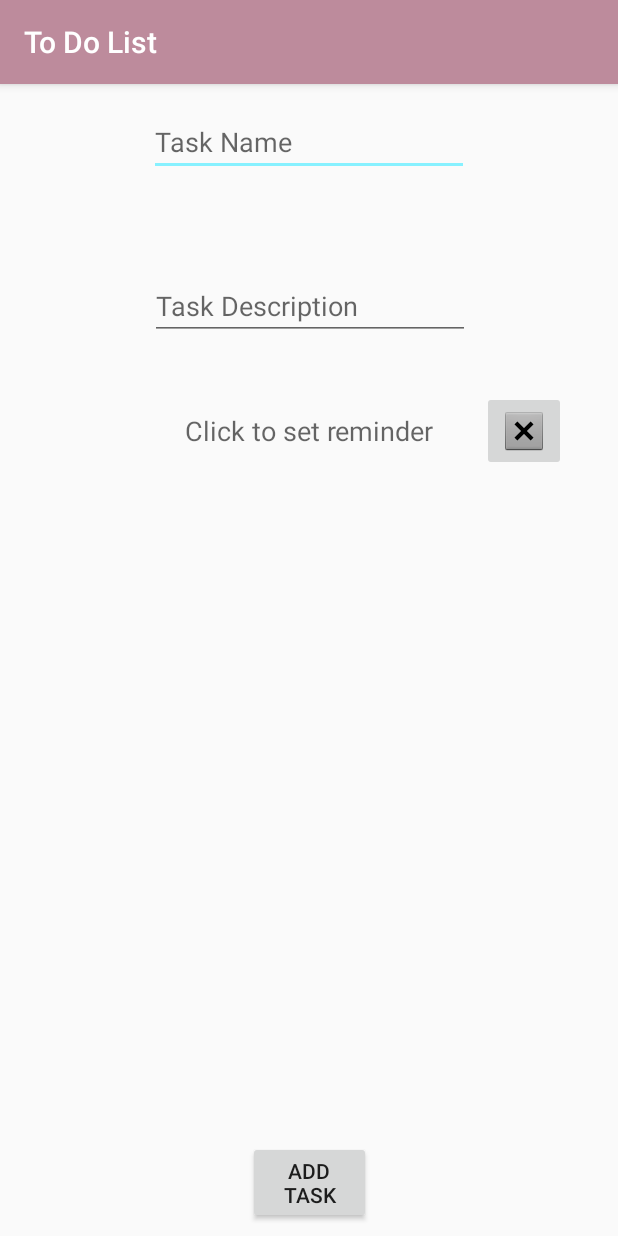
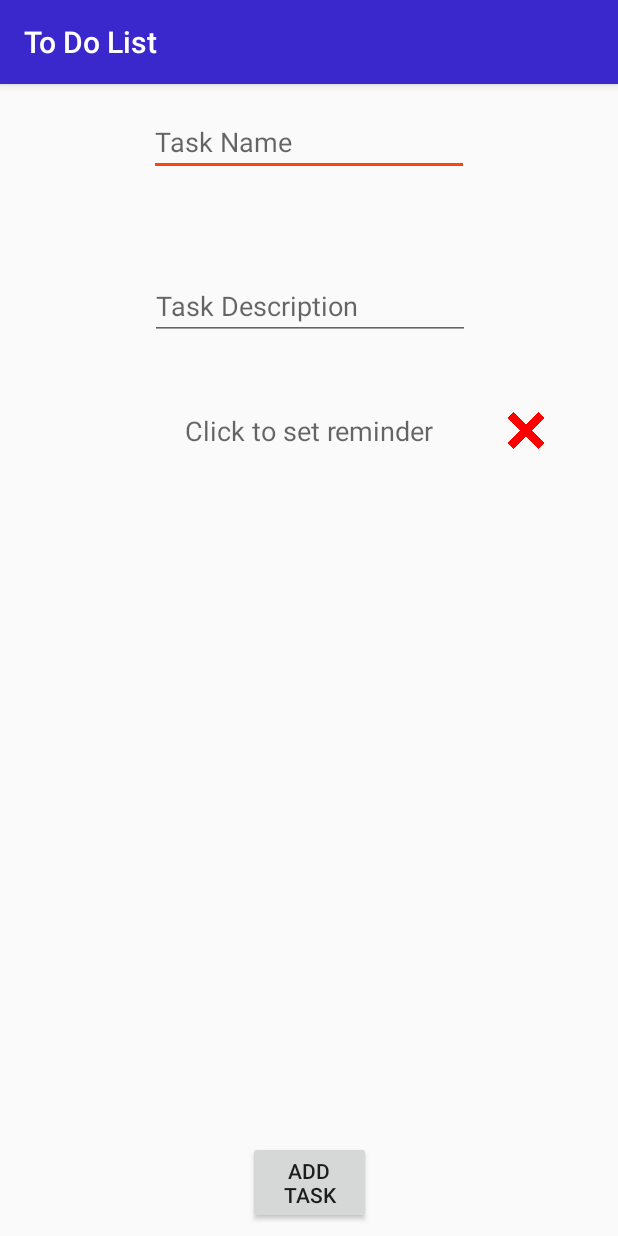
Before and after one commit to AFed29/android-todo-list, an Android app: the AddTaskActivity screen opened directly, with no data from a screen before it, on a phone screen of 412 x 824 dp. Run offline under Robolectric (Android 15) with nearby library versions, the phone set to English and light mode, and no system bars.

Commit message:
Minor visual tweaks and colour change

```diff
--- a/app/src/main/java/com/example/alex/todolist/Activities/TaskInfoActivity.java
+++ b/app/src/main/java/com/example/alex/todolist/Activities/TaskInfoActivity.java
@@ -127,6 +127,10 @@ public class TaskInfoActivity extends AppCompatActivity implements DatePickerDia
             String edited_name = taskName.getText().toString();
             String edited_description = taskDescription.getText().toString();
 
+            if (edited_name.trim().equals("") || edited_name.isEmpty()) {
+                Toast.makeText(this, "Please Enter a task name", Toast.LENGTH_LONG).show();
+            } else {
+
                 task.setName(edited_name);
                 task.setDescription(edited_description);
                 task.setReminderDateTime(reminderDateTime);
@@ -148,6 +152,7 @@ public class TaskInfoActivity extends AppCompatActivity implements DatePickerDia
 
                 Toast.makeText(this, task.getTaskName() + " updated", Toast.LENGTH_LONG).show();
                 finish();
+            }
         } else {
             editing = true;
             updateButton.setText(R.string.update_task_button_text);
--- a/app/src/main/java/com/example/alex/todolist/Notifications/TaskNotification.java
+++ b/app/src/main/java/com/example/alex/todolist/Notifications/TaskNotification.java
@@ -50,7 +50,7 @@ public class TaskNotification {
         builder.setPriority(Notification.PRIORITY_HIGH);
         if (Build.VERSION.SDK_INT >= 21) builder.setVibrate(new long[0]);
         builder.setSound(RingtoneManager.getDefaultUri(RingtoneManager.TYPE_NOTIFICATION));
-        builder.setLights(Color.BLUE, 500, 500);
+        builder.setLights(Color.MAGENTA, 500, 500);
         builder.setVibrate(new long[] {0, 500, 500});
         return builder.build();
     }
--- a/app/src/main/res/layout/activity_add_task.xml
+++ b/app/src/main/res/layout/activity_add_task.xml
@@ -57,7 +57,7 @@
         android:layout_marginEnd="8dp"
         android:layout_marginStart="8dp"
         android:layout_marginTop="48dp"
-        android:hint="Click to set reminder"
+        android:hint="@string/click_to_set_reminder_hint"
         android:onClick="onDateClicked"
         android:textColor="@color/textColor"
         android:textSize="18sp"
@@ -67,16 +67,18 @@
 
     <ImageButton
         android:id="@+id/time_delete_button"
-        android:layout_width="wrap_content"
-        android:layout_height="53dp"
+        android:layout_width="0dp"
+        android:layout_height="0dp"
         android:layout_marginEnd="8dp"
         android:layout_marginStart="8dp"
+        android:background="@null"
         android:onClick="onDateTimeDeleteClicked"
+        android:scaleType="fitCenter"
         app:layout_constraintBottom_toBottomOf="@+id/date_add"
         app:layout_constraintEnd_toEndOf="parent"
-        app:layout_constraintHorizontal_bias="0.473"
+        app:layout_constraintHorizontal_bias="0.59"
         app:layout_constraintStart_toEndOf="@+id/date_add"
         app:layout_constraintTop_toTopOf="@+id/date_add"
-        app:srcCompat="@android:drawable/btn_dialog" />
+        app:srcCompat="@drawable/x_icon" />
 
 </android.support.constraint.ConstraintLayout>
--- a/app/src/main/res/layout/activity_task_info.xml
+++ b/app/src/main/res/layout/activity_task_info.xml
@@ -28,8 +28,9 @@
         android:layout_height="wrap_content"
         android:layout_marginEnd="8dp"
         android:layout_marginStart="8dp"
-        android:layout_marginTop="68dp"
+        android:layout_marginTop="24dp"
         android:ems="10"
+        android:hint="@string/description_hint_text"
         android:inputType="textMultiLine|textCapSentences"
         android:textColor="@color/textColor"
         android:textSize="18sp"
@@ -66,7 +67,7 @@
         app:layout_constraintBottom_toTopOf="@+id/delete_task_button"
         app:layout_constraintEnd_toEndOf="parent"
         app:layout_constraintStart_toStartOf="parent"
-        app:layout_constraintTop_toBottomOf="@+id/task_description_info"
+        app:layout_constraintTop_toBottomOf="@+id/reminder_info_view"
         app:layout_constraintVertical_bias="1.0" />
 
     <TextView
--- a/app/src/main/res/values/colors.xml
+++ b/app/src/main/res/values/colors.xml
@@ -1,7 +1,7 @@
 <?xml version="1.0" encoding="utf-8"?>
 <resources>
-    <color name="colorPrimary">#BD8B9C</color>
-    <color name="colorPrimaryDark">#AF125A</color>
-    <color name="colorAccent">#87F1FF</color>
-    <color name="textColor">#230903</color>
+    <color name="colorPrimary">#3B28CC</color>
+    <color name="colorPrimaryDark">#2E1760</color>
+    <color name="colorAccent">#FC440F</color>
+    <color name="textColor">#171738</color>
 </resources>
--- a/app/src/main/res/values/strings.xml
+++ b/app/src/main/res/values/strings.xml
@@ -6,4 +6,5 @@
     <string name="edit_switch_text">Edit?</string>
     <string name="update_task_button_text">Update Task</string>
     <string name="description_hint_text">Task Description</string>
+    <string name="click_to_set_reminder_hint">Click to set reminder</string>
 </resources>
```
Also changed, not shown: app/src/main/res/drawable/x_icon.png (added). Lines whose indentation alone changed are shown as unchanged.
